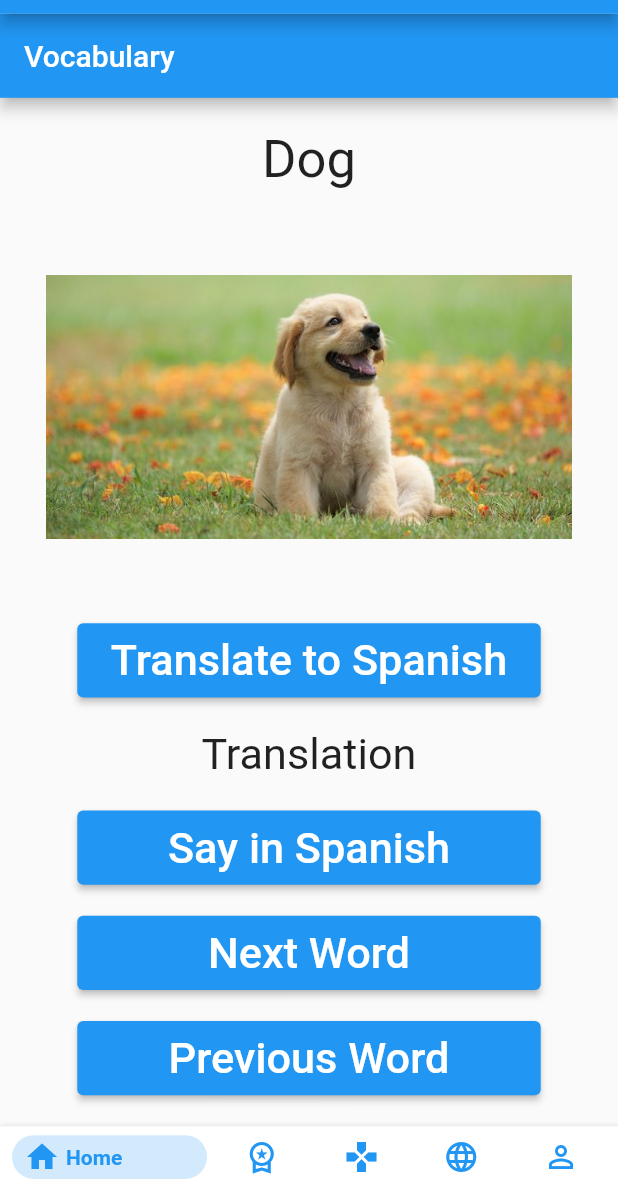
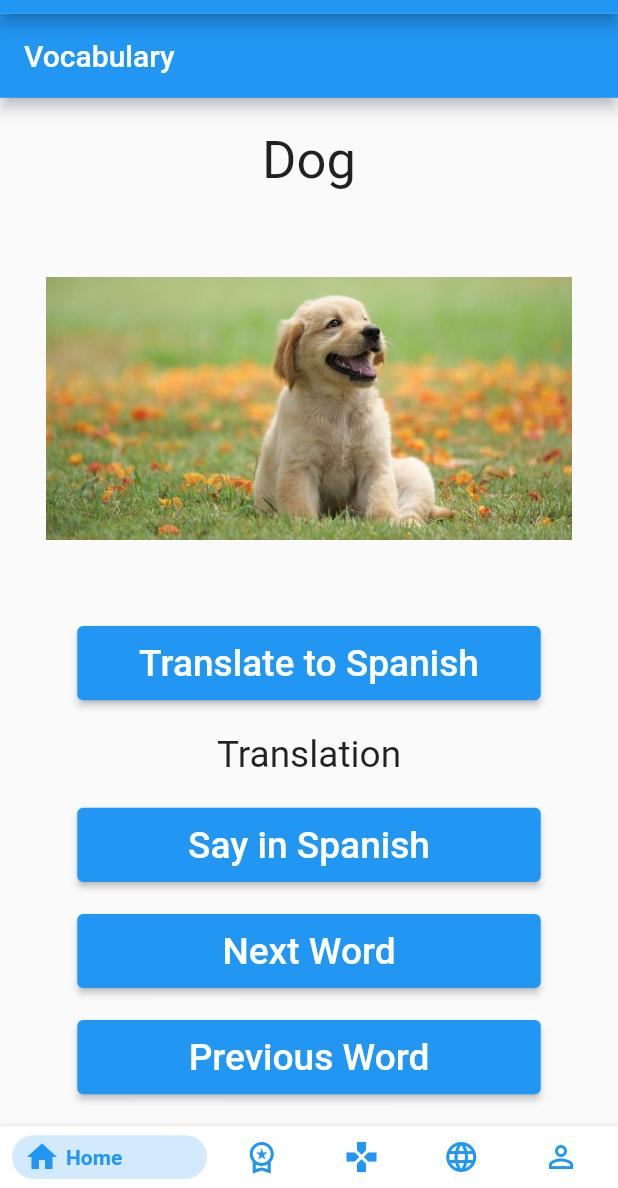
Before and after one commit to ChaseCodesThings/dummy_app, a Flutter app: the screen it shows after launch, swiped to page 2, on a phone screen of 412 x 824 dp, the part 48-1236 px from its top. Run offline on Flutter 3.47's test engine with Material 2 defaults, Android fonts, the phone set to English and light mode, and no system bars; drawn by our look-alikes of bottom_navy_bar; our stand-ins replace confetti, flutter_tts, sqflite; missing offline and left inert: translator; accounts and stored records are empty.

Commit message:
vocab font size

```diff
--- a/lib/vocab.dart
+++ b/lib/vocab.dart
@@ -47,7 +47,7 @@ class _VocabState extends State<Vocab>{
                 child: ElevatedButton(
                     child: Text("Translate to Spanish",
                     style: TextStyle(
-                      fontSize: SizeConfig.safeBlockHorizontal * 7,
+                      fontSize: SizeConfig.safeBlockHorizontal * 6,
                     ),
                   ),
                   onPressed: () {
@@ -62,7 +62,7 @@ class _VocabState extends State<Vocab>{
               Text(out,
                 textAlign: TextAlign.center,
                 style: TextStyle(
-                  fontSize: SizeConfig.safeBlockHorizontal * 7,
+                  fontSize: SizeConfig.safeBlockHorizontal * 6,
                 ),
               ),
               SizedBox(
@@ -74,7 +74,7 @@ class _VocabState extends State<Vocab>{
                   },
                   child: Text("Say in Spanish",
                     style: TextStyle(
-                      fontSize: SizeConfig.safeBlockHorizontal * 7,
+                      fontSize: SizeConfig.safeBlockHorizontal * 6,
                     ),
                   ),
                 ),
@@ -85,7 +85,7 @@ class _VocabState extends State<Vocab>{
                 child: ElevatedButton(
                   child: Text("Next Word",
                     style: TextStyle(
-                      fontSize: SizeConfig.safeBlockHorizontal * 7,
+                      fontSize: SizeConfig.safeBlockHorizontal * 6,
                     ),
                   ),
                   onPressed: () {
@@ -104,7 +104,7 @@ class _VocabState extends State<Vocab>{
                 child: ElevatedButton(
                   child: Text("Previous Word",
                     style: TextStyle(
-                      fontSize: SizeConfig.safeBlockHorizontal * 7,
+                      fontSize: SizeConfig.safeBlockHorizontal * 6,
                     ),
                   ),
                   onPressed: () {
```
